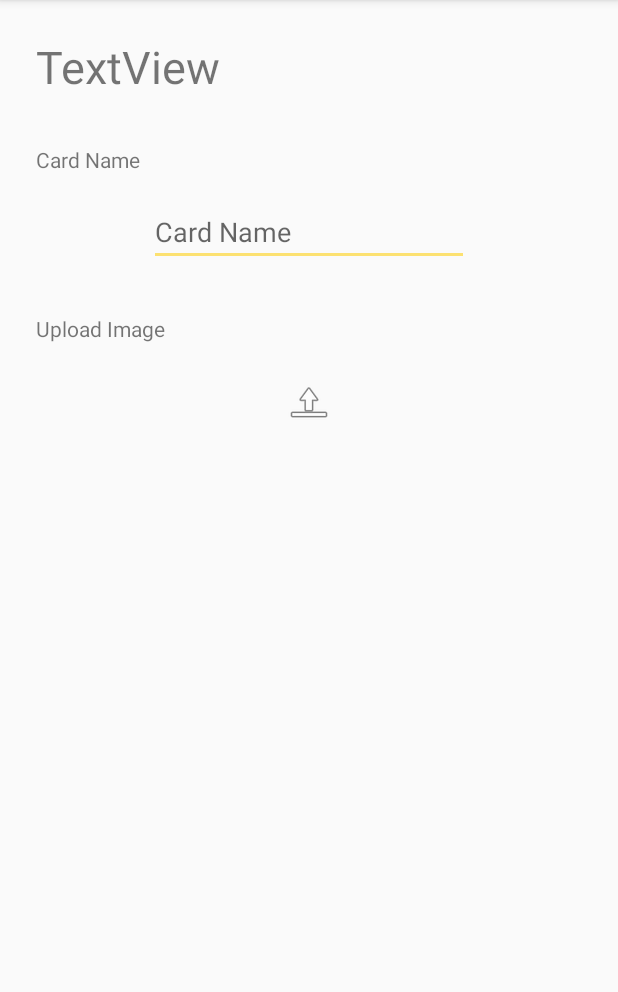
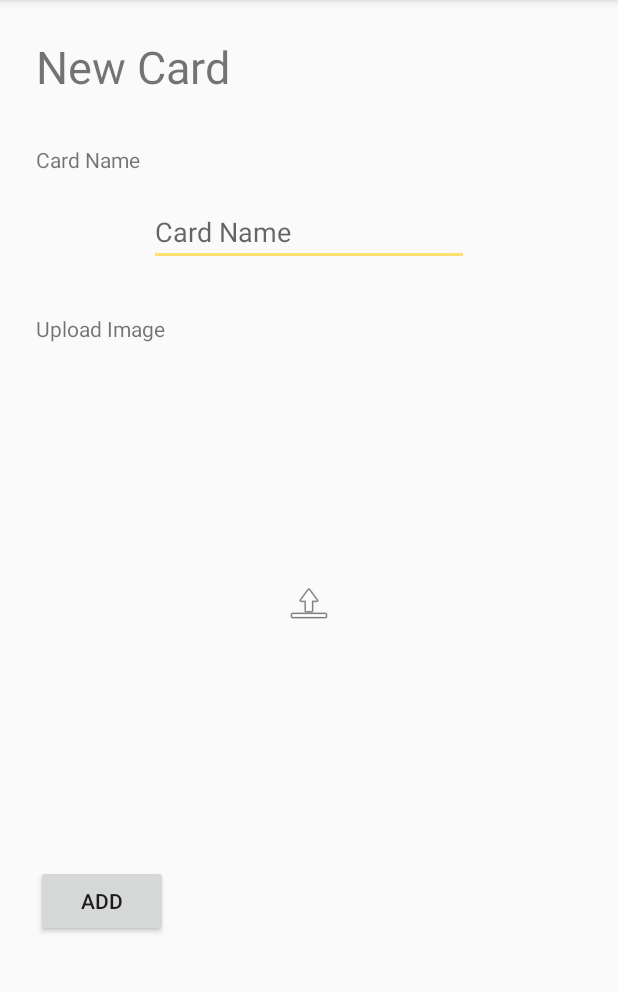
Before and after one commit to jcassarly/SmartCards, an Android app: the AddCard screen opened directly, with no data from a screen before it, after a tap on an icon or button, on a phone screen of 412 x 824 dp, the part 84-1076 px from its top. Run offline under Robolectric (Android 15) with nearby library versions, the phone set to English and light mode, and no system bars.

Commit message:
Added button to finish uploading a single card

```diff
--- a/HerroWorld/app/src/main/java/com/example/herroworld/AddCard.java
+++ b/HerroWorld/app/src/main/java/com/example/herroworld/AddCard.java
@@ -8,6 +8,7 @@ import android.net.Uri;
 import android.os.Bundle;
 import android.provider.MediaStore;
 import android.view.View;
+import android.widget.Button;
 import android.widget.EditText;
 import android.widget.ImageView;
 
@@ -17,6 +18,9 @@ public class AddCard extends AppCompatActivity implements View.OnClickListener {
 
     ImageView imageUpload;
     EditText uploadedCardName;
+    Button uploadButton;
+
+    boolean isImageUploaded;
 
 
     @Override
@@ -26,14 +30,24 @@ public class AddCard extends AppCompatActivity implements View.OnClickListener {
 
         imageUpload = (ImageView) findViewById(R.id.imageUpload);
         uploadedCardName = (EditText) findViewById(R.id.cardNameField);
+        uploadButton = (Button) findViewById(R.id.AddCardButton);
 
         imageUpload.setOnClickListener(this);
+        uploadButton.setOnClickListener(this);
+
+        isImageUploaded = false;
     }
 
     @Override
     public void onClick(View v) {
-        Intent galleryIntent = new Intent(Intent.ACTION_PICK, MediaStore.Images.Media.EXTERNAL_CONTENT_URI);
-        startActivityForResult(galleryIntent, RESULT_LOAD_IMAGE);
+        if(v == imageUpload){
+            Intent galleryIntent = new Intent(Intent.ACTION_PICK, MediaStore.Images.Media.EXTERNAL_CONTENT_URI);
+            startActivityForResult(galleryIntent, RESULT_LOAD_IMAGE);
+        }
+        else {
+            this.finish();
+        }
+
     }
 
     //Called when an image is selected from the gallery
@@ -43,11 +57,17 @@ public class AddCard extends AppCompatActivity implements View.OnClickListener {
         if (requestCode == RESULT_LOAD_IMAGE && resultCode == RESULT_OK && data != null) {
             Uri selectedImage = data.getData();
             imageUpload.setImageURI(selectedImage);
+            isImageUploaded = true;
         }
     }
 
+
     @Override
     public void finish(){
+        if(isImageUploaded && uploadedCardName != null){
+
+        }
         super.finish();
+
     }
 }
--- a/HerroWorld/app/src/main/res/layout/activity_add_card.xml
+++ b/HerroWorld/app/src/main/res/layout/activity_add_card.xml
@@ -13,7 +13,7 @@
         android:layout_marginStart="24dp"
         android:layout_marginLeft="24dp"
         android:layout_marginTop="24dp"
-        android:text="TextView"
+        android:text="@string/create_card_title_text"
         android:textSize="30sp"
         app:layout_constraintStart_toStartOf="parent"
         app:layout_constraintTop_toTopOf="parent"
@@ -33,9 +33,10 @@
 
     <ImageView
         android:id="@+id/imageUpload"
-        android:layout_width="wrap_content"
-        android:layout_height="wrap_content"
+        android:layout_width="fill_parent"
+        android:layout_height="300dp"
         android:layout_marginTop="24dp"
+        android:scaleType="centerInside"
         app:layout_constraintEnd_toEndOf="parent"
         app:layout_constraintStart_toStartOf="parent"
         app:layout_constraintTop_toBottomOf="@+id/nameSubhead2"
@@ -62,4 +63,15 @@
         android:text="@string/create_card_upload_text"
         app:layout_constraintStart_toStartOf="parent"
         app:layout_constraintTop_toBottomOf="@+id/cardNameField" />
+
+    <Button
+        android:id="@+id/AddCardButton"
+        android:layout_width="wrap_content"
+        android:layout_height="wrap_content"
+        android:layout_marginStart="24dp"
+        android:layout_marginLeft="24dp"
+        android:layout_marginTop="24dp"
+        android:text="@string/create_card_button_text"
+        app:layout_constraintStart_toStartOf="parent"
+        app:layout_constraintTop_toBottomOf="@+id/imageUpload" />
 </androidx.constraintlayout.widget.ConstraintLayout>
--- a/HerroWorld/app/src/main/res/values/strings.xml
+++ b/HerroWorld/app/src/main/res/values/strings.xml
@@ -23,6 +23,7 @@
     <string name="create_card_title_text">New Card</string>
     <string name="create_card_hint_text">Card Name</string>
     <string name="create_card_upload_text">Upload Image</string>
+    <string name="create_card_button_text">Add</string>
 
 
     <string name="large_text">
```
